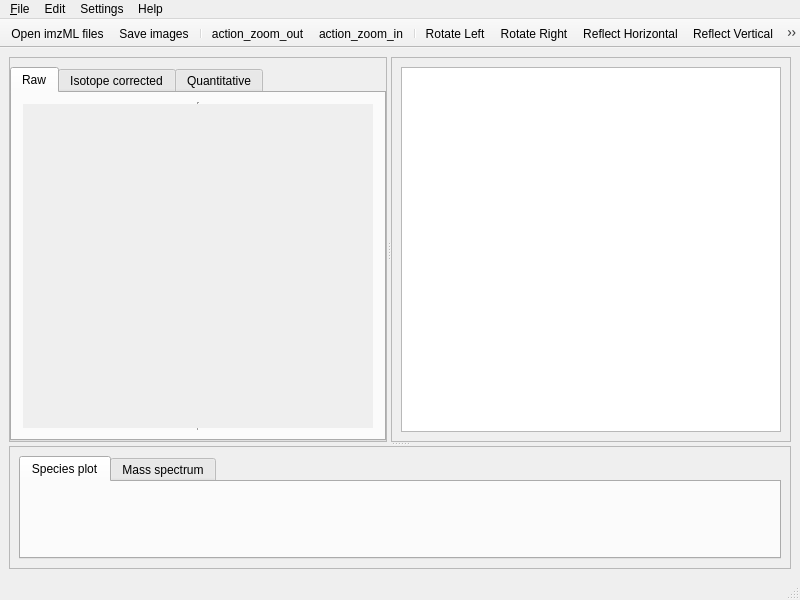
Above: resources/views/MsiMainWindow.ui from swinnenteam/LipidQMap before the change. Below: the same form after it.
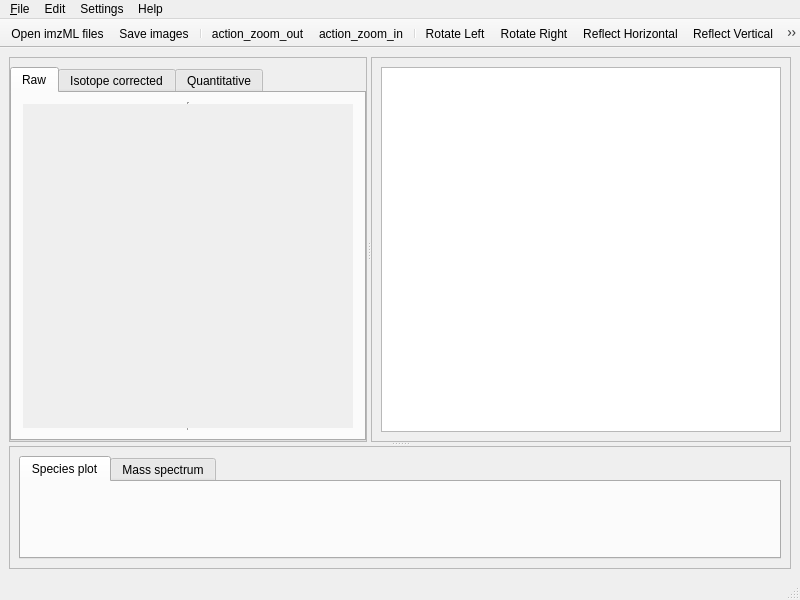
That is the form after the change. Icons and pictures are not drawn.

Commit message: Ion mode dialog in case metadata missing, adjust scrollbar formatting

```diff
--- a/resources/views/MsiMainWindow.ui
+++ b/resources/views/MsiMainWindow.ui
@@ -164,7 +164,7 @@
         </property>
         <property name="maximumSize">
          <size>
-          <width>400</width>
+          <width>420</width>
           <height>16777215</height>
          </size>
         </property>
```
The commit also changes 4 other files.
